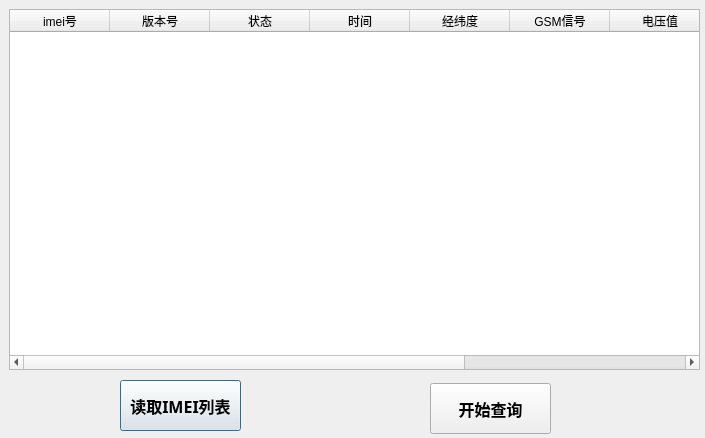
First picture: the form in dialog_devicelist.ui, repository Shun14/simcomManager2.0, before the edit.
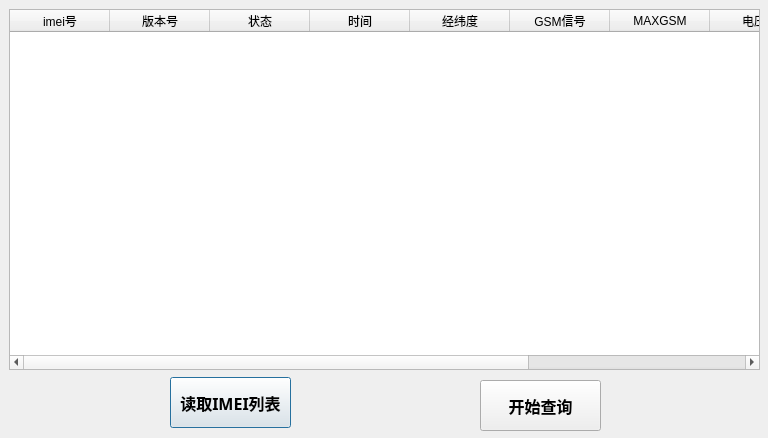
Second picture: the form after the edit.

Commit message: 1.0.5布局

```diff
--- a/dialog_devicelist.ui
+++ b/dialog_devicelist.ui
@@ -6,7 +6,7 @@
    <rect>
     <x>0</x>
     <y>0</y>
-    <width>705</width>
+    <width>768</width>
     <height>438</height>
    </rect>
   </property>
@@ -18,7 +18,7 @@
     <rect>
      <x>9</x>
      <y>9</y>
-     <width>691</width>
+     <width>751</width>
      <height>361</height>
     </rect>
    </property>
@@ -52,6 +52,11 @@
      <string>GSM信号</string>
     </property>
    </column>
+   <column>
+    <property name="text">
+     <string>MAXGSM</string>
+    </property>
+   </column>
    <column>
     <property name="text">
      <string>电压值</string>
@@ -71,8 +76,8 @@
   <widget class="QPushButton" name="pushButton_ReadFile">
    <property name="geometry">
     <rect>
-     <x>120</x>
-     <y>380</y>
+     <x>170</x>
+     <y>377</y>
      <width>121</width>
      <height>51</height>
     </rect>
@@ -92,8 +97,8 @@
   <widget class="QPushButton" name="pushButton_StartLoad">
    <property name="geometry">
     <rect>
-     <x>430</x>
-     <y>383</y>
+     <x>480</x>
+     <y>380</y>
      <width>121</width>
      <height>51</height>
     </rect>
```
The commit also changes 6 other files.
